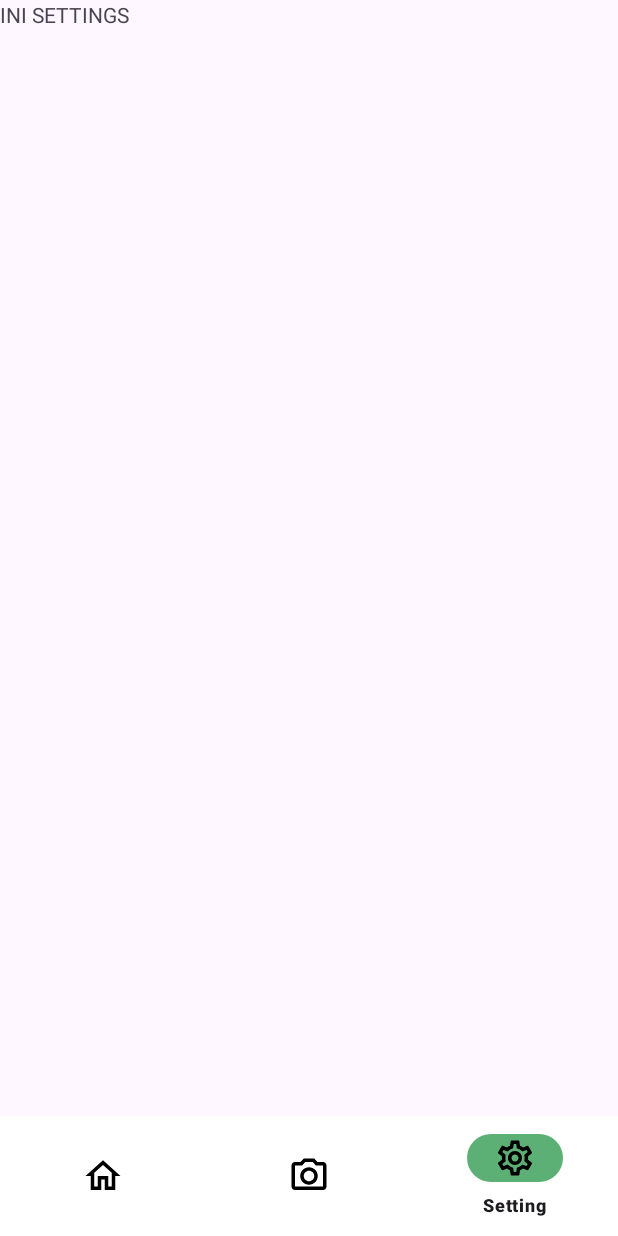
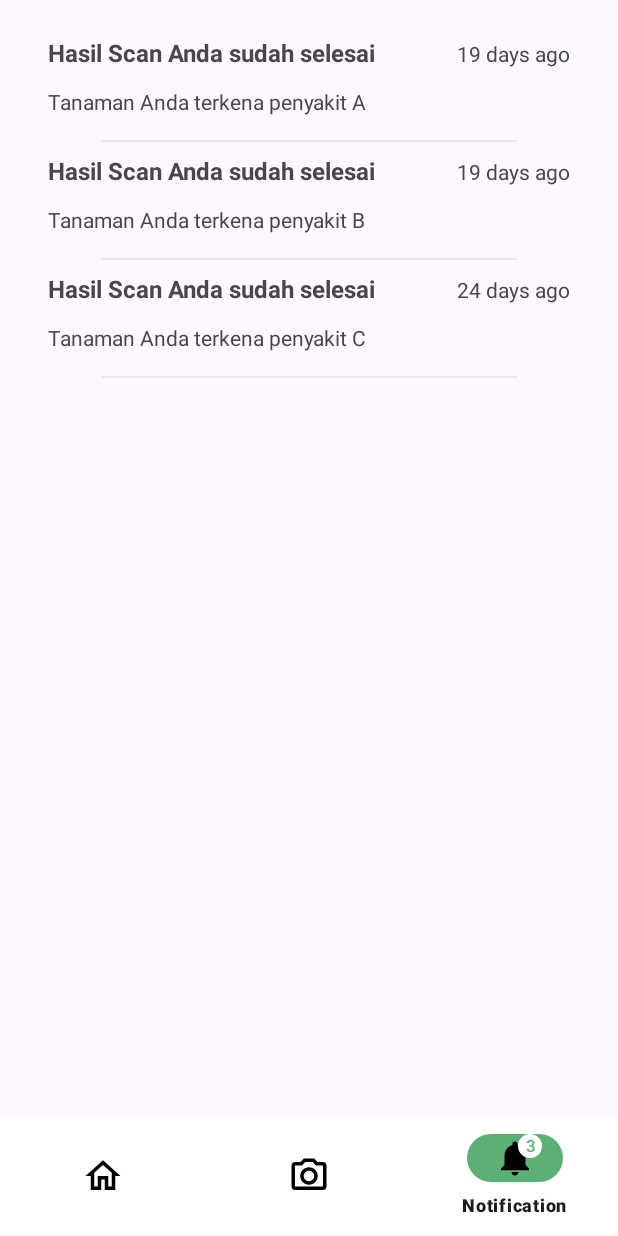
Before and after one commit to mausneg/FASDD, an Android app: the MainActivity screen opened directly, with no data from a screen before it, item 3 of the bottom bar chosen, on a phone screen of 412 x 824 dp. Run offline under Robolectric (Android 15) with nearby library versions, the phone set to English and light mode, and no system bars.

Commit message:
change setting fitur into notif

```diff
--- a/app/src/main/AndroidManifest.xml
+++ b/app/src/main/AndroidManifest.xml
@@ -20,7 +20,7 @@
         android:theme="@style/Theme.Fasdd_android"
         tools:targetApi="31">
         <activity
-            android:name=".DetailNewsActivity"
+            android:name=".NewsDetailActivity"
             android:exported="false" />
         <activity
             android:name=".WeatherMoreActivity"
--- a/app/src/main/java/com/example/fasdd_android/MainActivity.kt
+++ b/app/src/main/java/com/example/fasdd_android/MainActivity.kt
@@ -1,9 +1,10 @@
 package com.example.fasdd_android
 
+import android.os.Bundle
 import androidx.appcompat.app.AppCompatActivity
-import android.os.Bundle
 import androidx.fragment.app.Fragment
 import com.example.fasdd_android.databinding.ActivityMainBinding
+import com.google.android.material.badge.BadgeDrawable
 
 class MainActivity : AppCompatActivity() {
     private lateinit var binding: ActivityMainBinding
@@ -12,14 +13,34 @@ class MainActivity : AppCompatActivity() {
         super.onCreate(savedInstanceState)
         binding = ActivityMainBinding.inflate(layoutInflater)
         setContentView(binding.root)
+        val badgeDrawable = binding.bottomNavigation.getOrCreateBadge(R.id.nav_notif)
+        badgeDrawable.isVisible = true
+        badgeDrawable.number = 3
+        badgeDrawable.backgroundColor = getColor(R.color.green)
+        badgeDrawable.badgeTextColor = getColor(R.color.white)
+
 
         replaceFragment(HomeFragment())
 
         binding.bottomNavigation.setOnItemSelectedListener { item ->
             when (item.itemId) {
-                R.id.nav_home -> replaceFragment(HomeFragment())
-                R.id.nav_scan -> replaceFragment(ScanFragment())
-                R.id.nav_settings -> replaceFragment(SettingsFragment())
+                R.id.nav_home -> {
+                    badgeDrawable.backgroundColor = getColor(R.color.green)
+                    badgeDrawable.badgeTextColor = getColor(R.color.white)
+                    replaceFragment(HomeFragment())
+                }
+
+                R.id.nav_scan -> {
+                    badgeDrawable.backgroundColor = getColor(R.color.green)
+                    badgeDrawable.badgeTextColor = getColor(R.color.white)
+                    replaceFragment(ScanFragment())
+                }
+                R.id.nav_notif -> {
+                    badgeDrawable.backgroundColor = getColor(R.color.white)
+                    badgeDrawable.badgeTextColor = getColor(R.color.green)
+
+                    replaceFragment(NotifFragment())
+                }
                 else -> {}
             }
             true
--- /dev/null
+++ b/app/src/main/java/com/example/fasdd_android/Notif.kt
@@ -0,0 +1,12 @@
+package com.example.fasdd_android
+
+import android.os.Parcelable
+import kotlinx.parcelize.Parcelize
+import java.time.LocalDateTime
+
+@Parcelize
+data class Notif(
+    val title: String,
+    val dateTime: LocalDateTime,
+    val excerpt: String,
+    ): Parcelable
--- /dev/null
+++ b/app/src/main/java/com/example/fasdd_android/NotifFragment.kt
@@ -0,0 +1,59 @@
+package com.example.fasdd_android
+
+import android.os.Build
+import android.os.Bundle
+import androidx.fragment.app.Fragment
+import android.view.LayoutInflater
+import android.view.View
+import android.view.ViewGroup
+import androidx.annotation.RequiresApi
+import androidx.recyclerview.widget.LinearLayoutManager
+import com.example.fasdd_android.databinding.FragmentNotifBinding
+import com.google.android.material.badge.BadgeDrawable
+import java.time.LocalDateTime
+import java.time.format.DateTimeFormatter
+
+
+class NotifFragment : Fragment() {
+    private lateinit var binding: FragmentNotifBinding
+    private val notifList = ArrayList<Notif>()
+
+
+    @RequiresApi(Build.VERSION_CODES.O)
+    override fun onCreateView(
+        inflater: LayoutInflater, container: ViewGroup?,
+        savedInstanceState: Bundle?
+    ): View? {
+        binding = FragmentNotifBinding.inflate(inflater, container, false)
+        notifList.addAll(getNotifList())
+        showNewsList()
+        return binding.root
+    }
+
+    @RequiresApi(Build.VERSION_CODES.O)
+    private fun getNotifList(): ArrayList<Notif> {
+        val dataTitle = resources.getStringArray(R.array.notif_title)
+        val dataExcerpt = resources.getStringArray(R.array.notif_excerpt)
+        val dataDateTime = resources.getStringArray(R.array.notif_datetimes)
+
+        val formatter = DateTimeFormatter.ofPattern("yyyy-MM-dd HH:mm:ss")
+        val listNotif = ArrayList<Notif>()
+        for (position in dataTitle.indices) {
+            val notif = Notif(
+                dataTitle[position],
+                LocalDateTime.parse(dataDateTime[position], formatter),
+                dataExcerpt[position],
+            )
+            listNotif.add(notif)
+        }
+        return listNotif
+    }
+
+    private fun showNewsList() {
+        val notifListAdapter = NotifListAdapter(notifList)
+        binding.contentNotif.layoutManager = LinearLayoutManager(context)
+        binding.contentNotif.adapter = notifListAdapter
+
+    }
+
+}
--- /dev/null
+++ b/app/src/main/java/com/example/fasdd_android/NotifListAdapter.kt
@@ -0,0 +1,68 @@
+package com.example.fasdd_android
+
+import android.annotation.SuppressLint
+import android.content.Intent
+import android.os.Build
+import android.view.LayoutInflater
+import android.view.View
+import android.view.ViewGroup
+import android.widget.ImageView
+import android.widget.TextView
+import androidx.annotation.RequiresApi
+import androidx.recyclerview.widget.RecyclerView
+import com.bumptech.glide.Glide
+import com.bumptech.glide.request.RequestOptions
+import java.time.Duration
+import java.time.LocalDateTime
+import java.time.Period
+
+class NotifListAdapter(private val notifList: ArrayList<Notif>): RecyclerView.Adapter<NotifListAdapter.ViewHolder>() {
+    class ViewHolder(itemView: View,private val notifList: ArrayList<Notif>) : RecyclerView.ViewHolder(itemView) {
+        val title: TextView = itemView.findViewById(R.id.notif_title)
+        val dateTime: TextView = itemView.findViewById(R.id.notif_datetime)
+        val excerpt: TextView = itemView.findViewById(R.id.notif_excerpt)
+
+        init {
+            itemView.setOnClickListener {
+            }
+        }
+    }
+
+
+    override fun onCreateViewHolder(parent: ViewGroup, viewType: Int): ViewHolder {
+        val view = LayoutInflater.from(parent.context).inflate(R.layout.card_notif, parent, false)
+        return ViewHolder(view, notifList)
+    }
+    @RequiresApi(Build.VERSION_CODES.O)
+    fun getRelativeTime(time: LocalDateTime): String {
+        val now = LocalDateTime.now()
+        val duration = Duration.between(time, now)
+        val period = Period.between(time.toLocalDate(), now.toLocalDate())
+
+        return when {
+            period.years > 0 -> "${period.years} years ago"
+            period.months > 0 -> "${period.months} months ago"
+            period.days > 0 -> "${period.days} days ago"
+            duration.toHours() > 0 -> "${duration.toHours()} hours ago"
+            duration.toMinutes() > 0 -> "${duration.toMinutes()} minutes ago"
+            else -> "Just now"
+        }
+    }
+    @RequiresApi(Build.VERSION_CODES.O)
+    override fun onBindViewHolder(holder: ViewHolder, position: Int) {
+        val notif = notifList[position]
+        holder.title.text = notif.title
+        holder.dateTime.text = getRelativeTime(notif.dateTime)
+        holder.excerpt.text = notif.excerpt
+    }
+
+    @SuppressLint("NotifyDataSetChanged")
+    fun updateNotifList(newNotifList: List<Notif>) {
+        notifList.clear()
+        notifList.addAll(newNotifList)
+        notifyDataSetChanged()
+    }
+    override fun getItemCount(): Int {
+        return notifList.size
+    }
+}
--- a/app/src/main/java/com/example/fasdd_android/SettingsFragment.kt
+++ /dev/null
@@ -1,59 +0,0 @@
-package com.example.fasdd_android
-
-import android.os.Bundle
-import androidx.fragment.app.Fragment
-import android.view.LayoutInflater
-import android.view.View
-import android.view.ViewGroup
-
-// TODO: Rename parameter arguments, choose names that match
-// the fragment initialization parameters, e.g. ARG_ITEM_NUMBER
-private const val ARG_PARAM1 = "param1"
-private const val ARG_PARAM2 = "param2"
-
-/**
- * A simple [Fragment] subclass.
- * Use the [SettingsFragment.newInstance] factory method to
- * create an instance of this fragment.
- */
-class SettingsFragment : Fragment() {
-    // TODO: Rename and change types of parameters
-    private var param1: String? = null
-    private var param2: String? = null
-
-    override fun onCreate(savedInstanceState: Bundle?) {
-        super.onCreate(savedInstanceState)
-        arguments?.let {
-            param1 = it.getString(ARG_PARAM1)
-            param2 = it.getString(ARG_PARAM2)
-        }
-    }
-
-    override fun onCreateView(
-        inflater: LayoutInflater, container: ViewGroup?,
-        savedInstanceState: Bundle?
-    ): View? {
-        // Inflate the layout for this fragment
-        return inflater.inflate(R.layout.fragment_settings, container, false)
-    }
-
-    companion object {
-        /**
-         * Use this factory method to create a new instance of
-         * this fragment using the provided parameters.
-         *
-         * @param param1 Parameter 1.
-         * @param param2 Parameter 2.
-         * @return A new instance of fragment SettingsFragment.
-         */
-        // TODO: Rename and change types and number of parameters
-        @JvmStatic
-        fun newInstance(param1: String, param2: String) =
-            SettingsFragment().apply {
-                arguments = Bundle().apply {
-                    putString(ARG_PARAM1, param1)
-                    putString(ARG_PARAM2, param2)
-                }
-            }
-    }
-}
--- /dev/null
+++ b/app/src/main/res/layout/card_notif.xml
@@ -0,0 +1,57 @@
+<?xml version="1.0" encoding="utf-8"?>
+<RelativeLayout xmlns:android="http://schemas.android.com/apk/res/android"
+    xmlns:tools="http://schemas.android.com/tools"
+    android:orientation="horizontal"
+    android:paddingLeft="16dp"
+    android:paddingRight="16dp"
+    android:layout_marginTop="8dp"
+    android:layout_width="match_parent"
+    android:layout_height="wrap_content">
+    <LinearLayout
+        android:layout_centerVertical="true"
+        android:orientation="vertical"
+        android:layout_width="match_parent"
+        android:layout_height="wrap_content"
+        tools:ignore="RtlHardcoded">
+
+        <LinearLayout
+            android:layout_width="match_parent"
+            android:layout_height="wrap_content"
+            android:layout_marginBottom="12dp"
+            android:orientation="horizontal">
+
+            <TextView
+                android:id="@+id/notif_title"
+                android:textSize="16sp"
+                android:textStyle="bold"
+                tools:text="@string/news_title"
+                android:layout_width="0dp"
+                android:layout_weight="1"
+                android:layout_height="wrap_content" />
+
+            <TextView
+                android:id="@+id/notif_datetime"
+                android:textSize="14sp"
+                tools:text="@string/news_date"
+                android:paddingLeft="16dp"
+                android:layout_width="wrap_content"
+                android:layout_height="wrap_content"
+                tools:ignore="RtlSymmetry" />
+
+        </LinearLayout>
+        <TextView
+            android:id="@+id/notif_excerpt"
+            tools:text="@string/news_excerpt"
+            android:maxLines="2"
+            android:textSize="14sp"
+            android:layout_width="match_parent"
+            android:layout_height="wrap_content" />
+        <ImageView
+            android:layout_width="match_parent"
+            android:layout_height="wrap_content"
+            android:layout_marginTop="16dp"
+            android:src="@drawable/horizontal_line"/>
+
+    </LinearLayout>
+
+</RelativeLayout>
--- a/app/src/main/res/layout/fragment_home.xml
+++ b/app/src/main/res/layout/fragment_home.xml
@@ -11,29 +11,28 @@
         android:layout_height="wrap_content"
         android:orientation="vertical">
 
-        <LinearLayout
+        <RelativeLayout
             android:layout_width="match_parent"
+            android:layout_height="match_parent"
             android:orientation="horizontal"
-            android:gravity="center"
             android:paddingTop="16dp"
             android:paddingLeft="16dp"
             android:paddingRight="16dp"
-            android:layout_height="wrap_content">
-
+            >
             <de.hdodenhof.circleimageview.CircleImageView
                 android:id="@+id/profile_picture"
                 android:layout_width="60dp"
                 android:layout_height="60dp"
-                android:layout_weight="0"
                 android:src="@drawable/sample" />
 
             <LinearLayout
                 android:id="@+id/location_date"
                 android:layout_width="wrap_content"
                 android:layout_height="wrap_content"
+                android:layout_marginLeft="72dp"
+                android:layout_toEndOf="@id/profile_picture"
                 android:layout_toRightOf="@id/profile_picture"
                 android:gravity="center"
-                android:layout_weight="1"
                 android:orientation="vertical">
 
                 <TextView
@@ -54,15 +53,7 @@
                     android:text=""
                     android:textSize="14dp" />
             </LinearLayout>
-            <ImageButton
-                android:id="@+id/imageButton"
-                android:layout_width="wrap_content"
-                android:layout_height="wrap_content"
-                android:background="@android:color/transparent"
-                android:scaleType="fitCenter"
-                android:layout_weight="0"
-                app:srcCompat="@drawable/ic_notif" />
-        </LinearLayout>
+        </RelativeLayout>
         <FrameLayout
             android:id="@+id/card_weather"
             android:layout_width="match_parent"
--- a/app/src/main/res/layout/fragment_settings.xml
+++ b/app/src/main/res/layout/fragment_notif.xml
@@ -3,12 +3,14 @@
     xmlns:tools="http://schemas.android.com/tools"
     android:layout_width="match_parent"
     android:layout_height="match_parent"
-    tools:context=".SettingsFragment">
+    tools:context=".NotifFragment">
 
-    <!-- TODO: Update blank fragment layout -->
-    <TextView
+    <androidx.recyclerview.widget.RecyclerView
+        android:id="@+id/content_notif"
         android:layout_width="match_parent"
-        android:layout_height="match_parent"
-        android:text="INI SETTINGS" />
+        android:layout_height="wrap_content"
+        android:paddingLeft="16dp"
+        android:paddingRight="16dp"
+        android:paddingTop="16dp" />
 
 </FrameLayout>
--- a/app/src/main/res/menu/bottom_navbar_menu.xml
+++ b/app/src/main/res/menu/bottom_navbar_menu.xml
@@ -9,7 +9,7 @@
         android:icon="@drawable/ic_scan"
         android:title="Scan" />
     <item
-        android:id="@+id/nav_settings"
-        android:icon="@drawable/ic_settings"
-        android:title="Setting" />
+        android:id="@+id/nav_notif"
+        android:icon="@drawable/ic_notif"
+        android:title="Notification" />
 </menu>
--- a/app/src/main/res/values/strings.xml
+++ b/app/src/main/res/values/strings.xml
@@ -34,6 +34,21 @@
         <item>cloudy</item>
         <item>rainy</item>
         <item>sunny</item>
+    </string-array>
+    <string-array name='notif_title'>
+        <item>Hasil Scan Anda sudah selesai</item>
+        <item>Hasil Scan Anda sudah selesai</item>
+        <item>Hasil Scan Anda sudah selesai</item>
+    </string-array>
+    <string-array name='notif_excerpt'>
+        <item>Tanaman Anda terkena penyakit A</item>
+        <item>Tanaman Anda terkena penyakit B</item>
+        <item>Tanaman Anda terkena penyakit C</item>
+    </string-array>
+    <string-array name="notif_datetimes">
+        <item>2024-05-10 13:00:00</item>
+        <item>2024-05-10 10:00:00</item>
+        <item>2024-05-05 10:00:00</item>
     </string-array>
     <string-array name="news_titles">
         <item>Perkembangan Teknologi Pertanian di Indonesia</item>
```
Also changed, not shown: app/src/main/res/drawable/horizontal_line.png (added).
